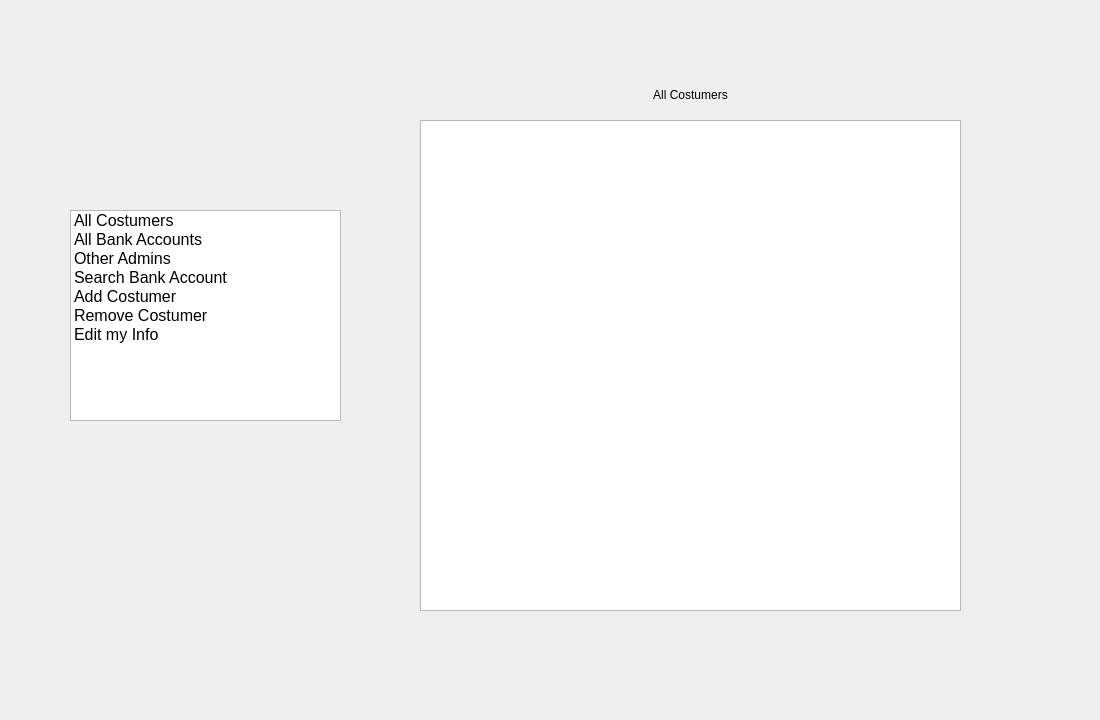
This is UIAP_Final/adminpanel.ui in a-HA7-z/UIAP_Final as Qt 5 draws it before an edit. The edited form follows.
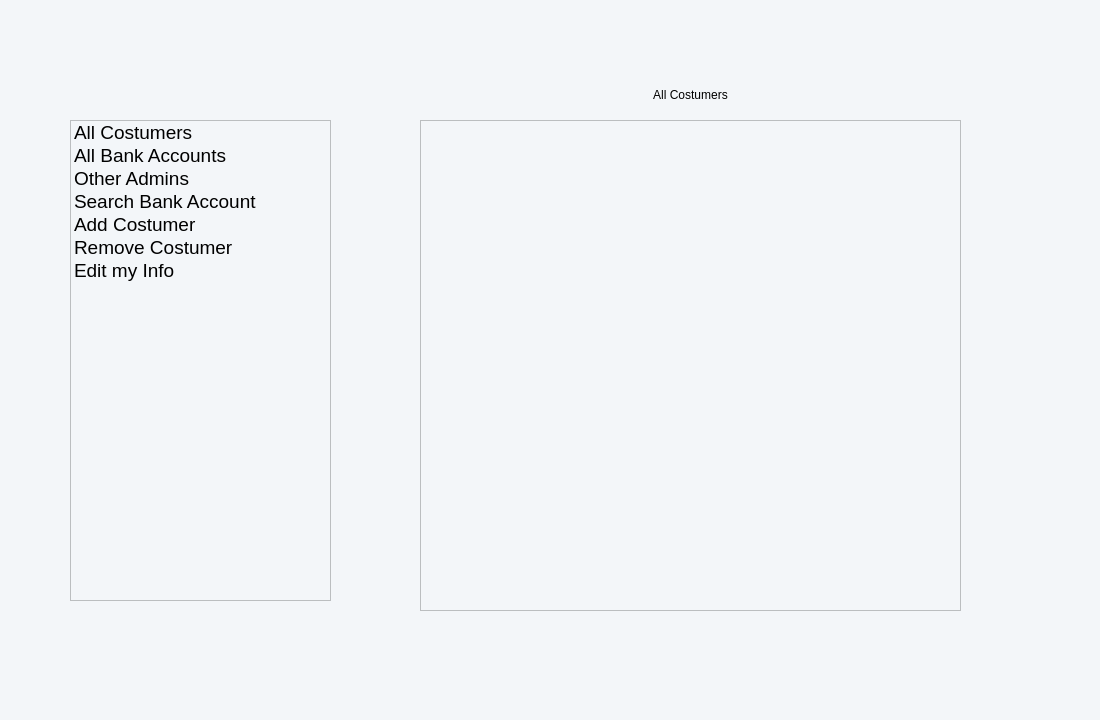
This is the edited form. The open tabs and pages were chosen to show the change.

Patch:
```diff
--- a/UIAP_Final/adminpanel.ui
+++ b/UIAP_Final/adminpanel.ui
@@ -13,22 +13,31 @@
   <property name="windowTitle">
    <string>Form</string>
   </property>
+  <property name="styleSheet">
+   <string notr="true">background-color: rgb(243, 246, 249);</string>
+  </property>
   <widget class="QListWidget" name="AdminOptions">
    <property name="geometry">
     <rect>
      <x>70</x>
-     <y>210</y>
-     <width>271</width>
-     <height>211</height>
+     <y>120</y>
+     <width>261</width>
+     <height>481</height>
     </rect>
    </property>
+   <property name="focusPolicy">
+    <enum>Qt::FocusPolicy::NoFocus</enum>
+   </property>
+   <property name="styleSheet">
+    <string notr="true">color: rgb(0, 0, 0);</string>
+   </property>
    <item>
     <property name="text">
      <string>All Costumers</string>
     </property>
     <property name="font">
      <font>
-      <pointsize>12</pointsize>
+      <pointsize>14</pointsize>
      </font>
     </property>
    </item>
@@ -38,7 +47,7 @@
     </property>
     <property name="font">
      <font>
-      <pointsize>12</pointsize>
+      <pointsize>14</pointsize>
      </font>
     </property>
    </item>
@@ -48,7 +57,7 @@
     </property>
     <property name="font">
      <font>
-      <pointsize>12</pointsize>
+      <pointsize>14</pointsize>
      </font>
     </property>
    </item>
@@ -58,7 +67,7 @@
     </property>
     <property name="font">
      <font>
-      <pointsize>12</pointsize>
+      <pointsize>14</pointsize>
      </font>
     </property>
    </item>
@@ -68,7 +77,7 @@
     </property>
     <property name="font">
      <font>
-      <pointsize>12</pointsize>
+      <pointsize>14</pointsize>
      </font>
     </property>
    </item>
@@ -78,7 +87,7 @@
     </property>
     <property name="font">
      <font>
-      <pointsize>12</pointsize>
+      <pointsize>14</pointsize>
      </font>
     </property>
    </item>
@@ -88,7 +97,7 @@
     </property>
     <property name="font">
      <font>
-      <pointsize>12</pointsize>
+      <pointsize>14</pointsize>
      </font>
     </property>
    </item>
```
Left out of the diff: 2 changed lines with no effect on the pictures.
